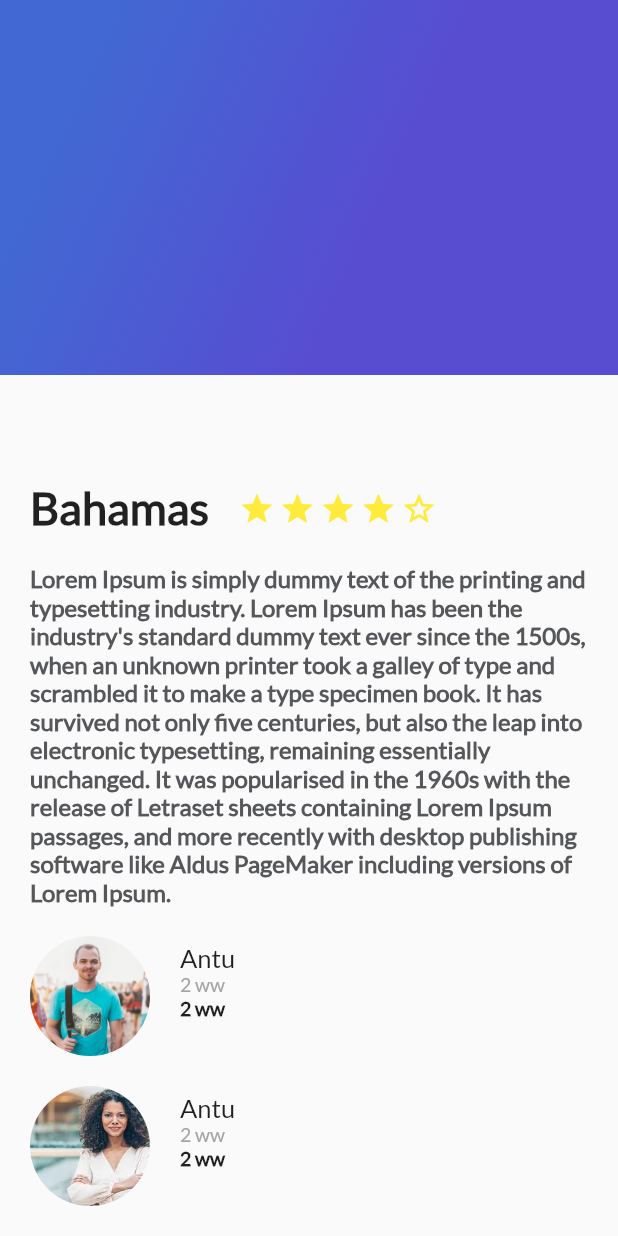
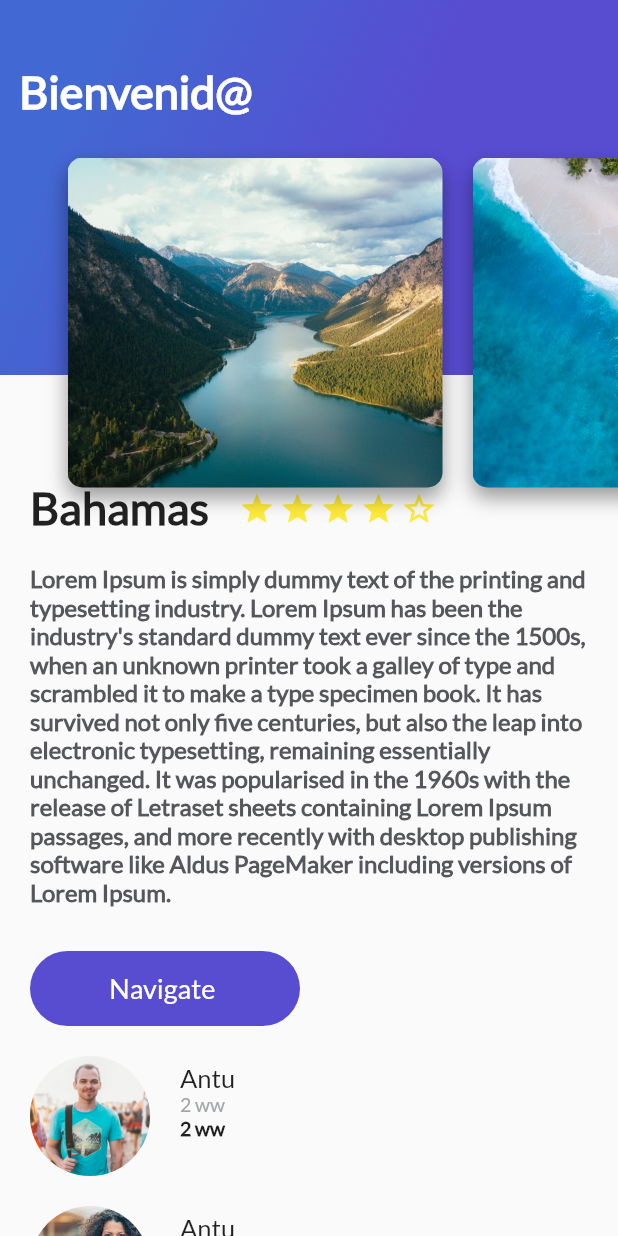
Before and after one commit to KarenCelis/Trips_flutter_app, a Flutter app: the screen it shows after launch, on a phone screen of 412 x 824 dp. Run offline on Flutter 3.47's test engine with Material 2 defaults, Android fonts, the phone set to English and light mode, and no system bars.

Commit message:
horizontal row, button widget ink, snack bar

```diff
--- /dev/null
+++ b/trips_app/lib/button_purple.dart
@@ -0,0 +1,37 @@
+import 'package:flutter/material.dart';
+
+class ButtonPurple extends StatelessWidget {
+  String buttonText = "NAvigate";
+  ButtonPurple(this.buttonText);
+  @override
+  Widget build(BuildContext context) {
+    //widget inkwell untipo de widget que permite que cualquier forma se poueda dar tap
+    return InkWell(
+        onTap: () {
+          //muestra un snack bar abajop en la pantalla
+          Scaffold.of(context).showSnackBar(SnackBar(
+            content: Text("nave"),
+          ));
+        },
+        child: Container(
+          margin: EdgeInsets.only(top: 30.0, left: 20.0, right: 20.0),
+          height: 50.0,
+          width: 180.0,
+          decoration: BoxDecoration(
+              borderRadius: BorderRadius.circular(30.0),
+              gradient: LinearGradient(
+                  colors: [Color(0xFF4268D3), Color(0xFF584CD1)],
+                  begin: FractionalOffset(2.0, 0.0),
+                  end: FractionalOffset(1.0, 0.6),
+                  stops: [0.0, 0.6],
+                  tileMode: TileMode.clamp)),
+          child: Center(
+            child: Text(
+              buttonText,
+              style: TextStyle(
+                  fontSize: 18.0, fontFamily: "Lato", color: Colors.white),
+            ),
+          ),
+        ));
+  }
+}
--- /dev/null
+++ b/trips_app/lib/card_image.dart
@@ -0,0 +1,28 @@
+import 'package:flutter/material.dart';
+
+class CardImage extends StatelessWidget {
+  String pathImage = "lib/assets/images/river.jpeg";
+  CardImage(this.pathImage);
+  @override
+  Widget build(BuildContext context) {
+    final card = Container(
+      height: 350.0,
+      width: 250.0,
+      margin: EdgeInsets.only(top: 80.0, left: 20.0),
+      decoration: BoxDecoration(
+          image: DecorationImage(
+            fit: BoxFit.cover,
+            image: AssetImage(pathImage),
+          ),
+          borderRadius: BorderRadius.circular(10.0),
+          shape: BoxShape.rectangle,
+          boxShadow: <BoxShadow>[
+            BoxShadow(
+                color: Colors.black38,
+                blurRadius: 10.5,
+                offset: Offset(0.0, 7.0))
+          ]),
+    );
+    return card;
+  }
+}
--- /dev/null
+++ b/trips_app/lib/card_image_list.dart
@@ -0,0 +1,25 @@
+import 'package:flutter/material.dart';
+import 'package:trips_app/card_image.dart';
+
+class CardImageList extends StatelessWidget {
+  const CardImageList({Key key}) : super(key: key);
+
+  @override
+  Widget build(BuildContext context) {
+    return Container(
+      height: 350.0,
+      child: ListView(
+        padding: EdgeInsets.all(25.0),
+        //eje que hace que el scroll sea horizontal
+        scrollDirection: Axis.horizontal,
+        children: [
+          CardImage("lib/assets/images/river.jpeg"),
+          CardImage("lib/assets/images/beach.jpeg"),
+          CardImage("lib/assets/images/beach_palm.jpeg"),
+          CardImage("lib/assets/images/sunset.jpeg"),
+        ],
+      ),
+
+    );
+  }
+}
--- a/trips_app/lib/description_place.dart
+++ b/trips_app/lib/description_place.dart
@@ -1,4 +1,5 @@
 import 'package:flutter/material.dart';
+import 'package:trips_app/button_purple.dart';
 
 class DescriptionPlace extends StatelessWidget {
 //variables
@@ -71,7 +72,8 @@ class DescriptionPlace extends StatelessWidget {
       ],
     );
     return Column(
-      children: <Widget>[title_starts, description],
+      crossAxisAlignment: CrossAxisAlignment.start,
+      children: <Widget>[title_starts, description, ButtonPurple("Navigate ")],
     );
   }
 }
--- a/trips_app/lib/gradient_back.dart
+++ b/trips_app/lib/gradient_back.dart
@@ -2,7 +2,8 @@ import 'package:flutter/cupertino.dart';
 import 'package:flutter/material.dart';
 
 class GradientBack extends StatelessWidget {
-  const GradientBack({Key key}) : super(key: key);
+  String title = "Popular";
+  GradientBack(this.title);
 
   @override
   Widget build(BuildContext context) {
@@ -18,6 +19,15 @@ class GradientBack extends StatelessWidget {
               end: FractionalOffset(1.0, 0.6),
               stops: [0.0, 0.6],
               tileMode: TileMode.clamp)),
+      child: Text(
+        title,
+        style: TextStyle(
+            color: Colors.white,
+            fontSize: 30.0,
+            fontFamily: 'Lato',
+            fontWeight: FontWeight.bold),
+      ),
+      alignment: Alignment(-0.9,-0.6),
     );
   }
 }
--- /dev/null
+++ b/trips_app/lib/header_appbar.dart
@@ -0,0 +1,17 @@
+import 'package:flutter/material.dart';
+import 'package:trips_app/card_image_list.dart';
+import 'package:trips_app/gradient_back.dart';
+
+class HeaderAppBar extends StatelessWidget {
+  const HeaderAppBar({Key key}) : super(key: key);
+
+  @override
+  Widget build(BuildContext context) {
+    return Stack(
+     children: [
+       GradientBack("Bienvenid@"),
+       CardImageList(),
+     ],
+    );
+  }
+}
--- a/trips_app/lib/main.dart
+++ b/trips_app/lib/main.dart
@@ -1,6 +1,7 @@
 import 'package:flutter/material.dart';
 import 'package:trips_app/description_place.dart';
 import 'package:trips_app/gradient_back.dart';
+import 'package:trips_app/header_appbar.dart';
 import 'package:trips_app/review_list.dart';
 
 void main() {
@@ -23,6 +24,7 @@ class MyApp extends StatelessWidget {
         //appBar: AppBar(title: Text("Hola mundo")),
         //body: new DescriptionPlace("Bahamas", 4 , "lsssss"),
         //body: ReviewList(),
+        //es un stack porque son elementos sobrepuestos
         body: Stack(children: [
           ListView(
             children: [
@@ -30,7 +32,7 @@ class MyApp extends StatelessWidget {
               ReviewList()
             ],
           ),
-          GradientBack()
+          HeaderAppBar()
         ],),
 
       ),
```
Also changed, not shown: trips_app/lib/assets/images/beach.jpeg (added), trips_app/lib/assets/images/beach_palm.jpeg (added), trips_app/lib/assets/images/mountain.jpeg (added), trips_app/lib/assets/images/mountain_stars.jpeg (added), trips_app/lib/assets/images/river.jpeg (added), trips_app/lib/assets/images/sunset.jpeg (added).
